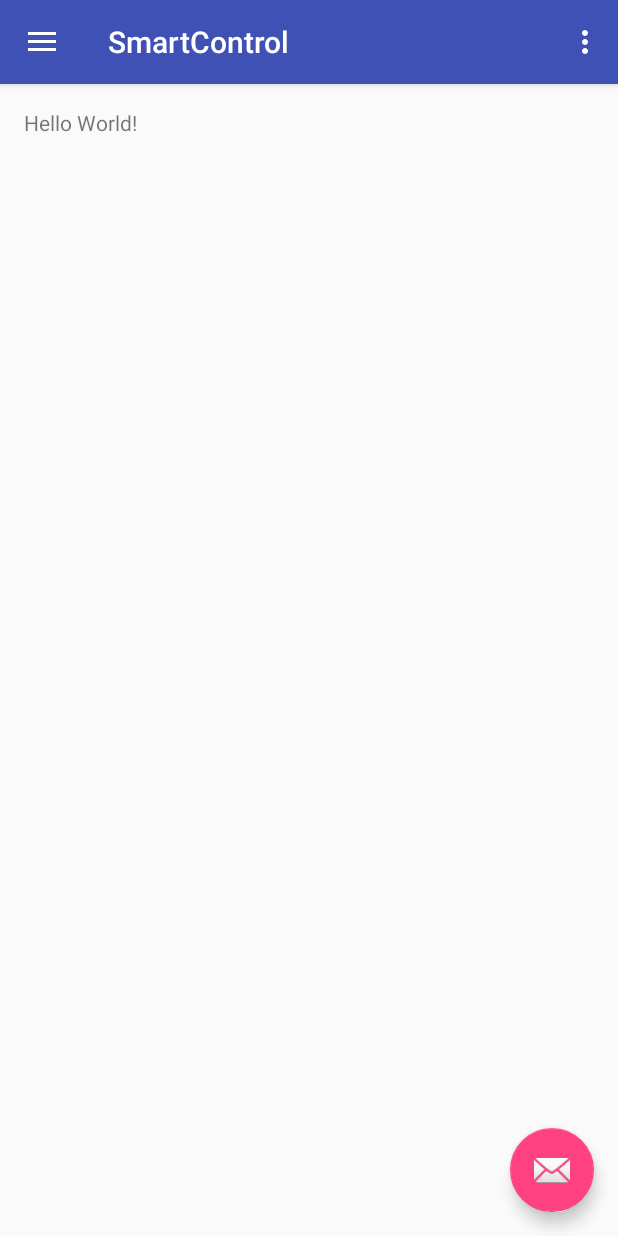
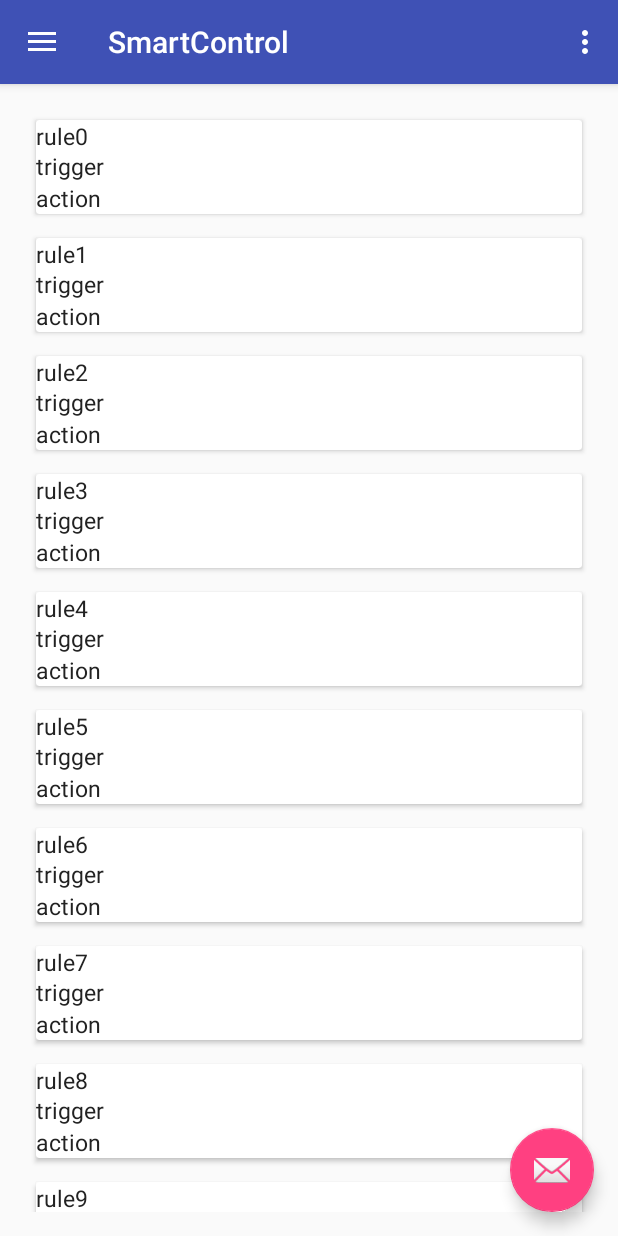
Before and after one commit to gautierenaud/SmartHouse, an Android app: the screen it shows after launch (ListAllRules), in the side drawer, after a tap on "Gallery", on a phone screen of 412 x 824 dp. Run offline under Robolectric (Android 15) with nearby library versions, the phone set to English and light mode, and no system bars.

Commit message:
implementing adapter and view holders for the frameself items

```diff
--- a/SmartControl/app/src/main/AndroidManifest.xml
+++ b/SmartControl/app/src/main/AndroidManifest.xml
@@ -4,7 +4,7 @@
 
     <application android:allowBackup="true" android:icon="@mipmap/ic_launcher"
         android:label="@string/app_name" android:supportsRtl="true" android:theme="@style/AppTheme">
-        <activity android:name=".ListAllRules" android:label="@string/app_name"
+        <activity android:name=".viewactivities.ListAllRules" android:label="@string/app_name"
             android:theme="@style/AppTheme.NoActionBar">
             <intent-filter>
                 <action android:name="android.intent.action.MAIN" />
--- /dev/null
+++ b/SmartControl/app/src/main/java/toulouse/insa/smartcontrol/common/CustomViewHolder.java
@@ -0,0 +1,41 @@
+package toulouse.insa.smartcontrol.common;
+
+import android.content.Context;
+import android.support.v7.widget.RecyclerView;
+import android.view.View;
+import android.widget.TextView;
+import android.widget.Toast;
+
+import toulouse.insa.smartcontrol.R;
+
+/**
+ * Created by gautierenaud on 27/04/16.
+ */
+public class CustomViewHolder extends RecyclerView.ViewHolder {
+    protected TextView titleView;
+    protected TextView triggerView;
+    protected TextView actionView;
+
+    private View mView;
+
+    public CustomViewHolder(View itemView) {
+        super(itemView);
+        mView = itemView;
+
+        mView.setOnClickListener(new View.OnClickListener(){
+            @Override
+            public void onClick(View v) {
+                Context context = v.getContext();
+                CharSequence text = titleView.getText();
+                int duration = Toast.LENGTH_SHORT;
+
+                Toast toast = Toast.makeText(context, text, duration);
+                toast.show();
+            }
+        });
+
+        this.titleView = (TextView) itemView.findViewById(R.id.card_title);
+        this.triggerView = (TextView) itemView.findViewById(R.id.card_trigger);
+        this.actionView = (TextView) itemView.findViewById(R.id.card_action);
+    }
+}
--- /dev/null
+++ b/SmartControl/app/src/main/java/toulouse/insa/smartcontrol/common/FrameselfObject.java
@@ -0,0 +1,43 @@
+package toulouse.insa.smartcontrol.common;
+
+/**
+ * Created by gautierenaud on 28/04/16.
+ */
+
+// basic object class to represent a frameself instance
+public class FrameselfObject {
+
+    private String mTitle;
+    private String mTrigger;
+    private String mAction;
+
+    public FrameselfObject(String title, String trigger, String action){
+        this.mTitle = title;
+        this.mTrigger = trigger;
+        this.mAction = action;
+    }
+
+    public String getmTitle() {
+        return mTitle;
+    }
+
+    public void setmTitle(String mTitle) {
+        this.mTitle = mTitle;
+    }
+
+    public String getmTrigger() {
+        return mTrigger;
+    }
+
+    public void setmTrigger(String mTrigger) {
+        this.mTrigger = mTrigger;
+    }
+
+    public String getmAction() {
+        return mAction;
+    }
+
+    public void setmAction(String mAction) {
+        this.mAction = mAction;
+    }
+}
--- /dev/null
+++ b/SmartControl/app/src/main/java/toulouse/insa/smartcontrol/common/MyRecyclerAdapter.java
@@ -0,0 +1,45 @@
+package toulouse.insa.smartcontrol.common;
+
+import android.support.v7.widget.RecyclerView;
+import android.view.LayoutInflater;
+import android.view.View;
+import android.view.ViewGroup;
+
+import java.util.List;
+
+import toulouse.insa.smartcontrol.R;
+
+/**
+ * Created by gautierenaud on 27/04/16.
+ */
+public class MyRecyclerAdapter extends RecyclerView.Adapter<CustomViewHolder> {
+    private List<FrameselfObject> mRuleList;
+
+    public MyRecyclerAdapter(List<FrameselfObject> ruleList){
+        this.mRuleList = ruleList;
+    }
+
+    @Override
+    public CustomViewHolder onCreateViewHolder(ViewGroup viewGroup, int position){
+        View view = LayoutInflater.from(viewGroup.getContext()).inflate(R.layout.cardview_frameself, viewGroup, false);
+
+        CustomViewHolder viewHolder = new CustomViewHolder(view);
+        return viewHolder;
+    }
+
+    @Override
+    public void onBindViewHolder(CustomViewHolder holder, int position) {
+        FrameselfObject tmpRule = mRuleList.get(position);
+
+        holder.titleView.setText(tmpRule.getmTitle());
+
+        holder.triggerView.setText(tmpRule.getmTrigger());
+
+        holder.actionView.setText(tmpRule.getmAction());
+    }
+
+    @Override
+    public int getItemCount() {
+        return mRuleList.size();
+    }
+}
--- a/SmartControl/app/src/main/java/toulouse/insa/smartcontrol/ListAllRules.java
+++ b/SmartControl/app/src/main/java/toulouse/insa/smartcontrol/viewactivities/ListAllRules.java
@@ -1,8 +1,10 @@
-package toulouse.insa.smartcontrol;
+package toulouse.insa.smartcontrol.viewactivities;
 
 import android.os.Bundle;
 import android.support.design.widget.FloatingActionButton;
 import android.support.design.widget.Snackbar;
+import android.support.v7.widget.LinearLayoutManager;
+import android.support.v7.widget.RecyclerView;
 import android.view.View;
 import android.support.design.widget.NavigationView;
 import android.support.v4.view.GravityCompat;
@@ -13,8 +15,18 @@ import android.support.v7.widget.Toolbar;
 import android.view.Menu;
 import android.view.MenuItem;
 
+import java.util.ArrayList;
+
+import toulouse.insa.smartcontrol.R;
+import toulouse.insa.smartcontrol.common.FrameselfObject;
+import toulouse.insa.smartcontrol.common.MyRecyclerAdapter;
+
 public class ListAllRules extends AppCompatActivity
         implements NavigationView.OnNavigationItemSelectedListener {
+
+    private ArrayList<FrameselfObject> frameselfList = new ArrayList<>();
+    private RecyclerView mRecyclerView;
+    private MyRecyclerAdapter mAdapter;
 
     @Override
     protected void onCreate(Bundle savedInstanceState) {
@@ -40,6 +52,19 @@ public class ListAllRules extends AppCompatActivity
 
         NavigationView navigationView = (NavigationView) findViewById(R.id.nav_view);
         navigationView.setNavigationItemSelectedListener(this);
+
+        /* CardView for Frameself Objects */
+        // filling for test purpose
+        for (int i = 0; i < 20; i++){
+            frameselfList.add(new FrameselfObject("rule" + Integer.toString(i), "trigger", "action"));
+        }
+
+        // initialize the recyclerView
+        mRecyclerView = (RecyclerView) findViewById(R.id.recycler_view);
+        mRecyclerView.setLayoutManager(new LinearLayoutManager(this));
+
+        mAdapter = new MyRecyclerAdapter(frameselfList);
+        mRecyclerView.setAdapter(mAdapter);
     }
 
     @Override
--- a/SmartControl/app/src/main/res/layout/app_bar_list_all_rules.xml
+++ b/SmartControl/app/src/main/res/layout/app_bar_list_all_rules.xml
@@ -4,7 +4,7 @@
     xmlns:app="http://schemas.android.com/apk/res-auto"
     xmlns:tools="http://schemas.android.com/tools" android:layout_width="match_parent"
     android:layout_height="match_parent" android:fitsSystemWindows="true"
-    tools:context="toulouse.insa.smartcontrol.ListAllRules">
+    tools:context=".viewactivities.ListAllRules">
 
     <android.support.design.widget.AppBarLayout android:layout_width="match_parent"
         android:layout_height="wrap_content" android:theme="@style/AppTheme.AppBarOverlay">
--- /dev/null
+++ b/SmartControl/app/src/main/res/layout/cardview_frameself.xml
@@ -0,0 +1,37 @@
+<?xml version="1.0" encoding="utf-8"?>
+<android.support.v7.widget.CardView
+    xmlns:android="http://schemas.android.com/apk/res/android"
+    android:layout_width="match_parent"
+    android:layout_height="wrap_content"
+    android:layout_margin="8dp">
+
+    <RelativeLayout
+        android:layout_width="match_parent"
+        android:layout_height="wrap_content">
+
+        <TextView
+            android:id="@+id/card_title"
+            android:layout_width="match_parent"
+            android:layout_height="20dp"
+            android:textColor="#222"
+            android:textSize="15dp"/>
+
+        <TextView
+            android:id="@+id/card_trigger"
+            android:layout_width="match_parent"
+            android:layout_height="wrap_content"
+            android:layout_below="@+id/card_title"
+            android:textColor="#222"
+            android:textSize="15dp"/>
+
+        <TextView
+            android:id="@+id/card_action"
+            android:layout_width="match_parent"
+            android:layout_height="wrap_content"
+            android:layout_below="@+id/card_trigger"
+            android:textColor="#222"
+            android:textSize="15dp"/>
+
+    </RelativeLayout>
+
+</android.support.v7.widget.CardView>
--- a/SmartControl/app/src/main/res/layout/content_list_all_rules.xml
+++ b/SmartControl/app/src/main/res/layout/content_list_all_rules.xml
@@ -7,9 +7,13 @@
     android:paddingRight="@dimen/activity_horizontal_margin"
     android:paddingTop="@dimen/activity_vertical_margin"
     app:layout_behavior="@string/appbar_scrolling_view_behavior"
-    tools:context="toulouse.insa.smartcontrol.ListAllRules"
+    tools:context=".viewactivities.ListAllRules"
     tools:showIn="@layout/app_bar_list_all_rules">
 
-    <TextView android:layout_width="wrap_content" android:layout_height="wrap_content"
-        android:text="Hello World!" />
+    <android.support.v7.widget.RecyclerView
+        android:id="@+id/recycler_view"
+        android:layout_width="match_parent"
+        android:layout_height="match_parent"
+        android:layout_centerInParent="true"></android.support.v7.widget.RecyclerView>
+
 </RelativeLayout>
```
